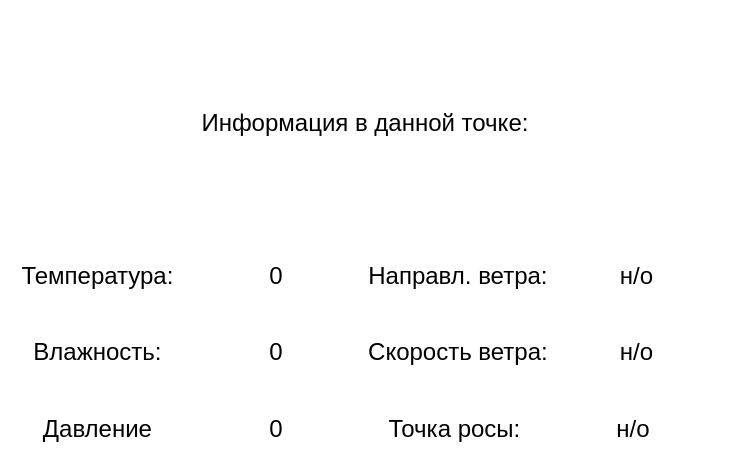
Above: source code/averagenum.ui from 3614N/weather-forecast before the change. Below: the same form after it.
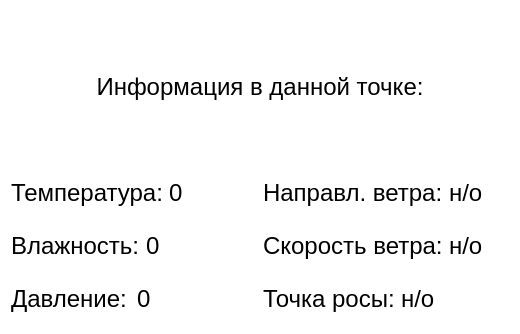
That is the form after the change.

The edit to the form file:
```diff
--- a/source code/averagenum.ui
+++ b/source code/averagenum.ui
@@ -6,8 +6,8 @@
    <rect>
     <x>0</x>
     <y>0</y>
-    <width>730</width>
-    <height>475</height>
+    <width>520</width>
+    <height>334</height>
    </rect>
   </property>
   <property name="windowTitle">
@@ -36,14 +36,14 @@
            <item>
             <widget class="QLabel" name="label_2">
              <property name="text">
-              <string>&lt;html&gt;&lt;head/&gt;&lt;body&gt;&lt;p align=&quot;center&quot;&gt;&lt;span style=&quot; font-size:18pt;&quot;&gt;Температура:&lt;/span&gt;&lt;/p&gt;&lt;/body&gt;&lt;/html&gt;</string>
+              <string>&lt;html&gt;&lt;head/&gt;&lt;body&gt;&lt;p&gt;&lt;span style=&quot; font-size:18pt;&quot;&gt;Температура:&lt;/span&gt;&lt;/p&gt;&lt;/body&gt;&lt;/html&gt;</string>
              </property>
             </widget>
            </item>
            <item>
             <widget class="QLabel" name="TempValue">
              <property name="text">
-              <string>&lt;html&gt;&lt;head/&gt;&lt;body&gt;&lt;p align=&quot;center&quot;&gt;&lt;span style=&quot; font-size:18pt;&quot;&gt;0&lt;/span&gt;&lt;/p&gt;&lt;/body&gt;&lt;/html&gt;</string>
+              <string>&lt;html&gt;&lt;head/&gt;&lt;body&gt;&lt;p&gt;&lt;span style=&quot; font-size:18pt;&quot;&gt;0&lt;/span&gt;&lt;/p&gt;&lt;/body&gt;&lt;/html&gt;</string>
              </property>
             </widget>
            </item>
@@ -54,14 +54,14 @@
            <item>
             <widget class="QLabel" name="label_3">
              <property name="text">
-              <string>&lt;html&gt;&lt;head/&gt;&lt;body&gt;&lt;p align=&quot;center&quot;&gt;&lt;span style=&quot; font-size:18pt;&quot;&gt;Влажность:&lt;/span&gt;&lt;/p&gt;&lt;/body&gt;&lt;/html&gt;</string>
+              <string>&lt;html&gt;&lt;head/&gt;&lt;body&gt;&lt;p&gt;&lt;span style=&quot; font-size:18pt;&quot;&gt;Влажность:&lt;/span&gt;&lt;/p&gt;&lt;/body&gt;&lt;/html&gt;</string>
              </property>
             </widget>
            </item>
            <item>
             <widget class="QLabel" name="WetValue">
              <property name="text">
-              <string>&lt;html&gt;&lt;head/&gt;&lt;body&gt;&lt;p align=&quot;center&quot;&gt;&lt;span style=&quot; font-size:18pt;&quot;&gt;0&lt;/span&gt;&lt;/p&gt;&lt;/body&gt;&lt;/html&gt;</string>
+              <string>&lt;html&gt;&lt;head/&gt;&lt;body&gt;&lt;p&gt;&lt;span style=&quot; font-size:18pt;&quot;&gt;0&lt;/span&gt;&lt;/p&gt;&lt;/body&gt;&lt;/html&gt;</string>
              </property>
             </widget>
            </item>
@@ -72,14 +72,14 @@
            <item>
             <widget class="QLabel" name="label_4">
              <property name="text">
-              <string>&lt;html&gt;&lt;head/&gt;&lt;body&gt;&lt;p align=&quot;center&quot;&gt;&lt;span style=&quot; font-size:18pt;&quot;&gt;Давление&lt;/span&gt;&lt;/p&gt;&lt;/body&gt;&lt;/html&gt;</string>
+              <string>&lt;html&gt;&lt;head/&gt;&lt;body&gt;&lt;p&gt;&lt;span style=&quot; font-size:18pt;&quot;&gt;Давление:&lt;/span&gt;&lt;/p&gt;&lt;/body&gt;&lt;/html&gt;</string>
              </property>
             </widget>
            </item>
            <item>
             <widget class="QLabel" name="PressureValue">
              <property name="text">
-              <string>&lt;html&gt;&lt;head/&gt;&lt;body&gt;&lt;p align=&quot;center&quot;&gt;&lt;span style=&quot; font-size:18pt;&quot;&gt;0&lt;/span&gt;&lt;/p&gt;&lt;/body&gt;&lt;/html&gt;</string>
+              <string>&lt;html&gt;&lt;head/&gt;&lt;body&gt;&lt;p&gt;&lt;span style=&quot; font-size:18pt;&quot;&gt;0&lt;/span&gt;&lt;/p&gt;&lt;/body&gt;&lt;/html&gt;</string>
              </property>
             </widget>
            </item>
@@ -94,14 +94,14 @@
            <item>
             <widget class="QLabel" name="label_8">
              <property name="text">
-              <string>&lt;html&gt;&lt;head/&gt;&lt;body&gt;&lt;p align=&quot;center&quot;&gt;&lt;span style=&quot; font-size:18pt;&quot;&gt;Направл. ветра:&lt;/span&gt;&lt;/p&gt;&lt;/body&gt;&lt;/html&gt;</string>
+              <string>&lt;html&gt;&lt;head/&gt;&lt;body&gt;&lt;p&gt;&lt;span style=&quot; font-size:18pt;&quot;&gt;Направл. ветра:&lt;/span&gt;&lt;/p&gt;&lt;/body&gt;&lt;/html&gt;</string>
              </property>
             </widget>
            </item>
            <item>
             <widget class="QLabel" name="windDir">
              <property name="text">
-              <string>&lt;html&gt;&lt;head/&gt;&lt;body&gt;&lt;p align=&quot;center&quot;&gt;&lt;span style=&quot; font-size:18pt;&quot;&gt;н/о&lt;/span&gt;&lt;/p&gt;&lt;/body&gt;&lt;/html&gt;</string>
+              <string>&lt;html&gt;&lt;head/&gt;&lt;body&gt;&lt;p&gt;&lt;span style=&quot; font-size:18pt;&quot;&gt;н/о&lt;/span&gt;&lt;/p&gt;&lt;/body&gt;&lt;/html&gt;</string>
              </property>
             </widget>
            </item>
@@ -112,14 +112,14 @@
            <item>
             <widget class="QLabel" name="label_9">
              <property name="text">
-              <string>&lt;html&gt;&lt;head/&gt;&lt;body&gt;&lt;p align=&quot;center&quot;&gt;&lt;span style=&quot; font-size:18pt;&quot;&gt;Скорость ветра:&lt;/span&gt;&lt;/p&gt;&lt;/body&gt;&lt;/html&gt;</string>
+              <string>&lt;html&gt;&lt;head/&gt;&lt;body&gt;&lt;p&gt;&lt;span style=&quot; font-size:18pt;&quot;&gt;Скорость ветра:&lt;/span&gt;&lt;/p&gt;&lt;/body&gt;&lt;/html&gt;</string>
              </property>
             </widget>
            </item>
            <item>
             <widget class="QLabel" name="WindSpeed">
              <property name="text">
-              <string>&lt;html&gt;&lt;head/&gt;&lt;body&gt;&lt;p align=&quot;center&quot;&gt;&lt;span style=&quot; font-size:18pt;&quot;&gt;н/о&lt;/span&gt;&lt;/p&gt;&lt;/body&gt;&lt;/html&gt;</string>
+              <string>&lt;html&gt;&lt;head/&gt;&lt;body&gt;&lt;p&gt;&lt;span style=&quot; font-size:18pt;&quot;&gt;н/о&lt;/span&gt;&lt;/p&gt;&lt;/body&gt;&lt;/html&gt;</string>
              </property>
             </widget>
            </item>
@@ -130,14 +130,14 @@
            <item>
             <widget class="QLabel" name="label_10">
              <property name="text">
-              <string>&lt;html&gt;&lt;head/&gt;&lt;body&gt;&lt;p align=&quot;center&quot;&gt;&lt;span style=&quot; font-size:18pt;&quot;&gt;Точка росы:&lt;/span&gt;&lt;/p&gt;&lt;/body&gt;&lt;/html&gt;</string>
+              <string>&lt;html&gt;&lt;head/&gt;&lt;body&gt;&lt;p&gt;&lt;span style=&quot; font-size:18pt;&quot;&gt;Точка росы:&lt;/span&gt;&lt;/p&gt;&lt;/body&gt;&lt;/html&gt;</string>
              </property>
             </widget>
            </item>
            <item>
             <widget class="QLabel" name="DewPoint">
              <property name="text">
-              <string>&lt;html&gt;&lt;head/&gt;&lt;body&gt;&lt;p align=&quot;center&quot;&gt;&lt;span style=&quot; font-size:18pt;&quot;&gt;н/о&lt;/span&gt;&lt;/p&gt;&lt;/body&gt;&lt;/html&gt;</string>
+              <string>&lt;html&gt;&lt;head/&gt;&lt;body&gt;&lt;p&gt;&lt;span style=&quot; font-size:18pt;&quot;&gt;н/о&lt;/span&gt;&lt;/p&gt;&lt;/body&gt;&lt;/html&gt;</string>
              </property>
             </widget>
            </item>
```
